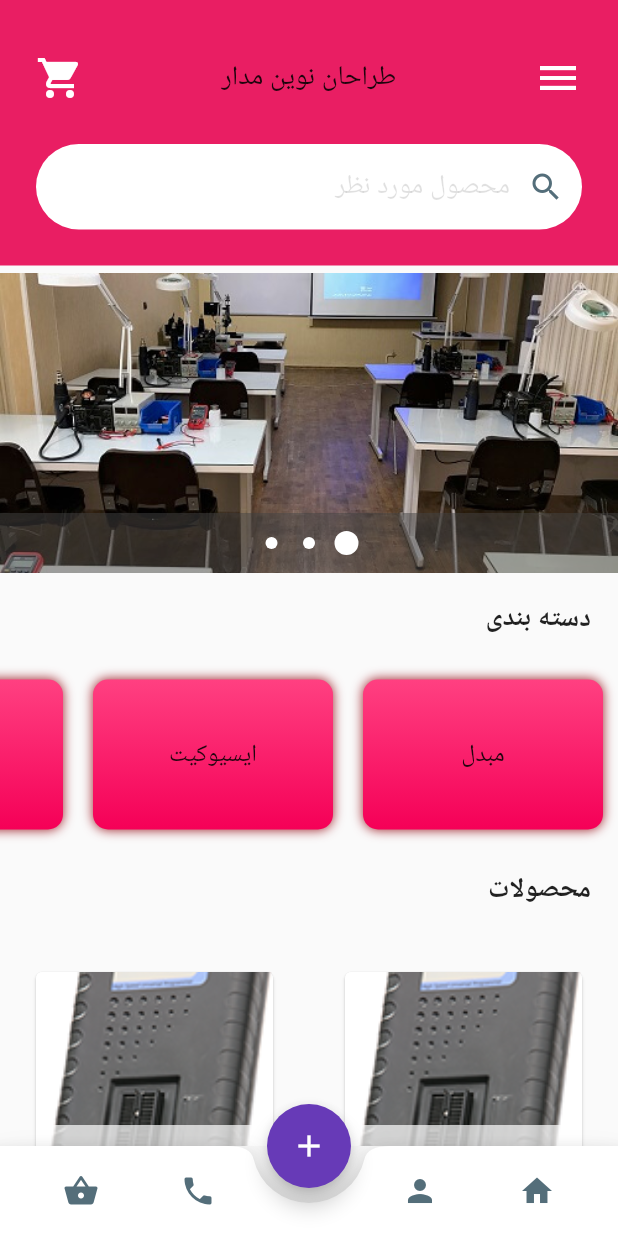
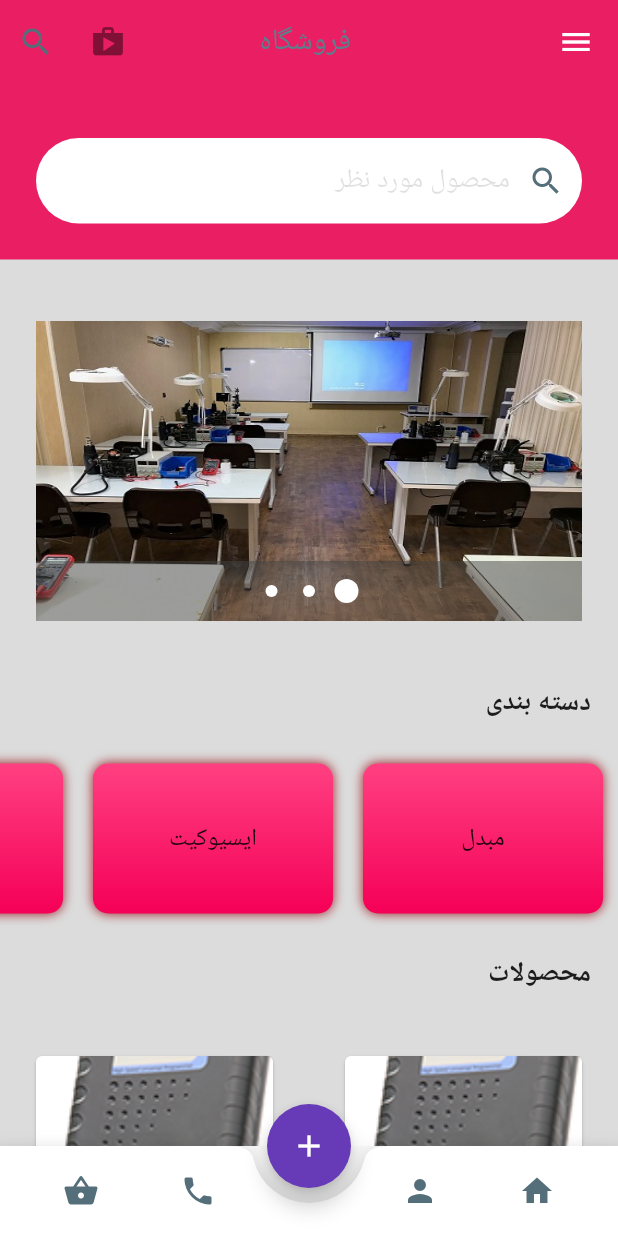
Before and after one commit to FlutterteamAlzahra/Maryam-Daneshjo, a Flutter app: the screen it shows after launch, on a phone screen of 412 x 824 dp. Run offline on Flutter 3.47's test engine with Material 2 defaults, Android fonts, the phone set to English and light mode, and no system bars; drawn by our look-alikes of carousel_pro; Roboto replaces fonts that are missing (Bamshad).

Commit message:
Update main.dart

```diff
--- a/lib/main.dart
+++ b/lib/main.dart
@@ -8,7 +8,6 @@ import 'ClassOfScreens.dart';
 import 'ShopBottomNavigator-1.dart';
 import 'package:carousel_pro/carousel_pro.dart';
 //mypacks
-import 'package:mychangehome/components/horizontal_listview.dart';
 import 'package:mychangehome/components/products.dart';
 void main() => (runApp(First()));
 class First extends StatelessWidget{
@@ -26,8 +25,6 @@ class First extends StatelessWidget{
         //const Locale('en'), // English
         const Locale('fa'), // Farsi
       ],
-
-
       title: 'first',
       debugShowCheckedModeBanner: false
       ,
@@ -56,10 +53,13 @@ class FirstScreenState extends StatefulWidget{
 class FirstScreen extends State<FirstScreenState>{
   @override
   Widget build(BuildContext context) {
+
+    var labels =['مبدل','ایسیوکیت','اسیلوسکوپ','پراگرامر','لوازم جانبی'];
+
     Widget image_carousel= new Container(
       height: 200.0,
       child: new Carousel(
-        boxFit: BoxFit.cover,
+        boxFit: BoxFit.fill,
         images: [
           AssetImage('images/carosalImages/classbanner.jpg'),
           AssetImage('images/carosalImages/classbanner2.jpg'),
@@ -72,9 +72,9 @@ class FirstScreen extends State<FirstScreenState>{
         indicatorBgPadding: 12.0,
       ),
     );
-    var labels =['مبدل','ایسیوکیت','اسیلوسکوپ','پراگرامر','لوازم جانبی'];
 
-    return Scaffold(/*appBar: AppBar(centerTitle: true,title: Text(' فروشگاه',style: TextStyle(color: Colors.blueGrey,fontFamily: "Bamshad"),), backgroundColor: Colors.black12, elevation:0,actions: <Widget>[
+    return Scaffold(
+      appBar:AppBar(centerTitle: true,title: Text(' فروشگاه',style: TextStyle(color: Colors.blueGrey,fontFamily: "Bamshad"),), backgroundColor: Colors.pink[500], elevation:0,actions: <Widget>[
         IconButton(
           icon: Icon(Icons.shop,color: Colors.black45,),
         ),
@@ -83,7 +83,8 @@ class FirstScreen extends State<FirstScreenState>{
           onPressed: ()=>(Navigator.pushNamed(context, '/eleven')
           ),),
 
-    ], ),*/
+      ], ),
+
         bottomNavigationBar: ShopBottomNavigator(),
         floatingActionButton: FloatingActionButton(backgroundColor: Colors.deepPurple[500],child: Icon(Icons.add),
           onPressed: ()=>(Navigator.pushNamed(context, '/third')
@@ -97,17 +98,24 @@ class FirstScreen extends State<FirstScreenState>{
         ),
           ListTile(leading: Icon(Icons.home), title: Text("Home")),
           ListTile(leading: Icon(Icons.grid_on), title: Text("Products")),
-          ListTile(leading: Icon(Icons.contacts), title: Text("Contact Us")),
+          ListTile(leading:  Icon(Icons.contacts), title: Text("Contact Us")),
 
         ],),),
 
-        body: new ListView(
+        body: Container(
+          color: Colors.black12,
+          child: ListView(
 
             children:<Widget>[
               //customAppBar1(),
-            customAppBar(),
+              customAppBar1(),
               Container(height: 5.0,),
-            image_carousel,
+              Container(
+                padding: EdgeInsets.fromLTRB(24, 36, 24, 24),
+                child: image_carousel,
+
+              ),
+
 
               new Padding(padding: const EdgeInsets.all(18.0),
                 child: new Text('دسته بندی', style: TextStyle(fontWeight: FontWeight.bold,fontSize: 18.0)),
@@ -169,6 +177,7 @@ class FirstScreen extends State<FirstScreenState>{
 
 
             ]
+          ),
         )
     );
   }
@@ -185,14 +194,18 @@ class customAppBar1 extends StatelessWidget{
       child: Column(
         mainAxisAlignment: MainAxisAlignment.start,
         children: <Widget>[
-          Row(
+          /*Row(
             mainAxisAlignment: MainAxisAlignment.spaceBetween,
             children: <Widget>[
-              Icon(Icons.menu,size: 32,color: Colors.white,),
+              IconButton(
+                icon: Icon(Icons.menu,size: 32,color: Colors.white,),
+                onPressed: ()=>(Navigator.pushNamed(context, '/seven')
+                ),),
               Text('طراحان نوین مدار',style: TextStyle(fontSize: 18.0),),
               Icon(Icons.shopping_cart,size: 32,color: Colors.white,),
             ],
-          ),
+
+          ),*/
           //SizedBox(height: 28,),
           searchBox(),
 
@@ -210,14 +223,15 @@ Widget customAppBar(){
     child: Column(
       mainAxisAlignment: MainAxisAlignment.start,
       children: <Widget>[
-        Row(
+       /* Row(
           mainAxisAlignment: MainAxisAlignment.spaceBetween,
           children: <Widget>[
+
             Icon(Icons.menu,size: 32,color: Colors.white,),
             Text('طراحان نوین مدار',style: TextStyle(fontSize: 18.0),),
             Icon(Icons.shopping_cart,size: 32,color: Colors.white,),
           ],
-        ),
+        ),*/
         SizedBox(height: 28,),
         searchBox(),
 
```
Lines whose indentation alone changed are shown as unchanged.
